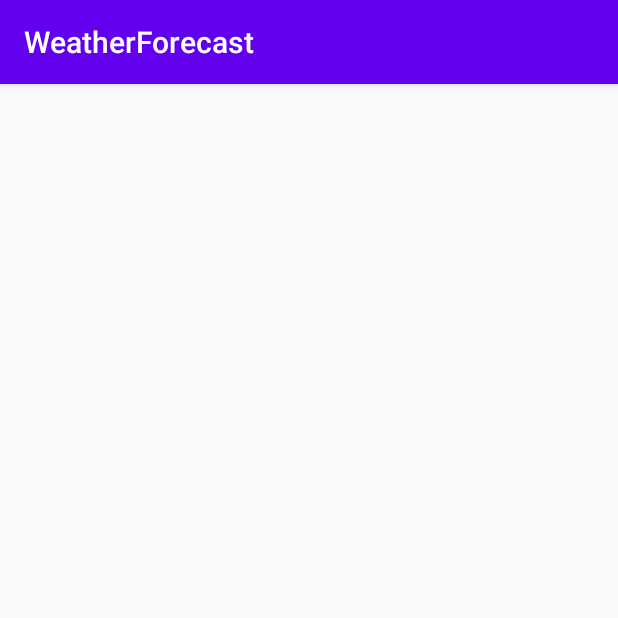
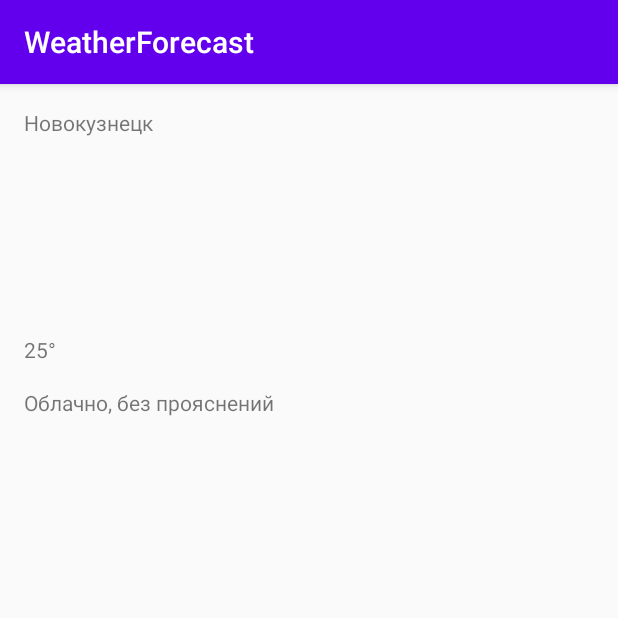
Before and after one commit to maksboss77/WeatherForecast, an Android app: the screen it shows after launch (MainActivity), on a phone screen of 412 x 824 dp, the top half of it. Run offline under Robolectric (Android 15) with nearby library versions, the phone set to English and light mode, and no system bars; pictures from the network do not load; 3 statements that could not run were skipped.

```diff
--- a/app/build.gradle
+++ b/app/build.gradle
@@ -36,7 +36,6 @@ dependencies {
 
     // Для загрузки изображений по URL
     implementation 'com.github.bumptech.glide:glide:4.11.0'
-    // Skip this if you don't want to use integration libraries or configure Glide.
-    annotationProcessor 'com.github.bumptech.glide:compiler:4.11.0'
+
 
 }
--- a/app/src/main/java/com/example/weatherforecast/UploadWorker.java
+++ b/app/src/main/java/com/example/weatherforecast/UploadWorker.java
@@ -36,7 +36,6 @@ public class UploadWorker extends Worker {
     @NonNull
     @Override
     public Result doWork() {
-        System.out.println("Я вошел в воркер");
 
         MainActivity.weathers = QueryUtils.extractWeathers();
         MainActivity.weathersFiveDay = getFiveDays(MainActivity.weathers);
@@ -82,11 +81,11 @@ public class UploadWorker extends Worker {
                 countTemp++;
                 prevDateMilliseconds = weather.getDate();
             } else if (!date.equals(prevDate)) {
-                //TODO: Return average icon
 
                 int t = (int)Math.round(averageTemp/(countTemp*1.0));
 
                 int maxDifferent = 100;
+
                 for (int j = prevIndex; j < i; j++) {
                     Weather searchIcon = weatherArrayList.get(j);
 
--- a/app/src/main/java/com/example/weatherforecast/Weather.java
+++ b/app/src/main/java/com/example/weatherforecast/Weather.java
@@ -25,6 +25,7 @@ public class Weather {
 
     // Иконка
     private String mIcon;
+
 
 
     public Weather(long date, int temp, int pressure, int clouds, int windSpeed,
--- a/app/src/main/java/com/example/weatherforecast/WeatherAdapter.java
+++ b/app/src/main/java/com/example/weatherforecast/WeatherAdapter.java
@@ -55,8 +55,10 @@ public class WeatherAdapter extends ArrayAdapter<Weather> {
 
 //        // Установка иконки по URL
         ImageView iconImage = listItemView.findViewById(R.id.icon_image);
-
-//        iconImage.setImageBitmap(bitmap);
+        Glide
+                .with(getContext())
+                .load(urlIconBegin + currentWeather.getIcon() + urlIconEnd)
+                .into(iconImage);
 
 
         TextView tempView = (TextView) listItemView.findViewById(R.id.temp);
--- a/app/src/main/res/layout/activity_main.xml
+++ b/app/src/main/res/layout/activity_main.xml
@@ -7,12 +7,65 @@
     tools:context=".MainActivity">
 
 
+    <LinearLayout
+        android:id="@+id/linearLayout"
+        android:layout_width="match_parent"
+        android:layout_height="wrap_content"
+        app:layout_constraintTop_toTopOf="parent"
+        tools:layout_editor_absoluteX="0dp"
+        android:orientation="vertical">
+
+        <TextView
+            android:id="@+id/text_view_city"
+            android:layout_width="wrap_content"
+            android:layout_height="wrap_content"
+            android:text="@string/city"
+            android:layout_marginTop="16dp"
+            android:layout_marginLeft="16dp"
+            android:layout_marginStart="16dp" />
+
+        <ImageView
+            android:id="@+id/image_view_icon"
+            android:layout_width="100dp"
+            android:layout_height="100dp"
+            android:layout_marginTop="16dp"
+            android:layout_marginLeft="16dp"
+            android:layout_marginStart="16dp"
+            android:contentDescription="@string/example" />
+
+        <TextView
+            android:id="@+id/text_view_temp"
+            android:layout_width="wrap_content"
+            android:layout_height="wrap_content"
+            android:text="@string/temp_example"
+            android:layout_marginTop="16dp"
+            android:layout_marginLeft="16dp"
+            android:layout_marginStart="16dp" />
+
+        <TextView
+            android:id="@+id/text_view_description"
+            android:layout_width="wrap_content"
+            android:layout_height="wrap_content"
+            android:text="@string/description_example"
+            android:layout_marginTop="16dp"
+            android:layout_marginLeft="16dp"
+            android:layout_marginStart="16dp" />
+
+    </LinearLayout>
+
     <ListView
         android:id="@+id/list"
+        android:layout_width="match_parent"
+        android:layout_height="wrap_content"
         android:orientation="vertical"
-        android:layout_width="match_parent"
-        android:layout_height="match_parent">
+        app:layout_constraintEnd_toEndOf="parent"
+        app:layout_constraintHorizontal_bias="0.0"
+        app:layout_constraintStart_toStartOf="parent"
+        app:layout_constraintTop_toBottomOf="@+id/linearLayout"
+        app:layout_constraintVertical_bias="0"
+        android:layout_marginTop="16dp">
 
     </ListView>
 
+
 </androidx.constraintlayout.widget.ConstraintLayout>
--- a/app/src/main/res/values/strings.xml
+++ b/app/src/main/res/values/strings.xml
@@ -1,3 +1,7 @@
 <resources>
     <string name="app_name">WeatherForecast</string>
+    <string name="city">Новокузнецк</string>
+    <string name="temp_example">25°</string>
+    <string name="description_example">Облачно, без прояснений</string>
+    <string name="example">EXAMPLE</string>
 </resources>
```
Also changed, not shown: app/src/main/java/com/example/weatherforecast/MainActivity.java (+48 -6 lines), app/src/main/java/com/example/weatherforecast/NowUploadWorker.java (added, +23 -0 lines), app/src/main/java/com/example/weatherforecast/QueryUtils.java (+34 -2 lines), app/src/main/res/layout/weather_list_item.xml (+4 -4 lines).
